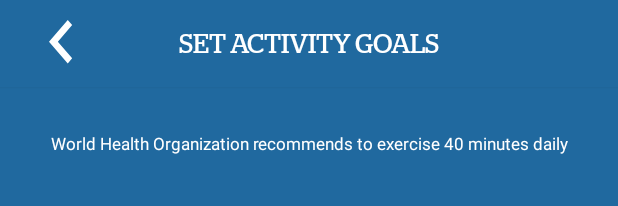
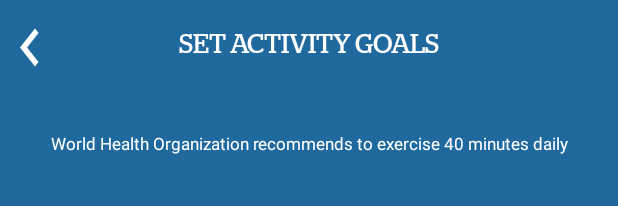
Before and after one commit to Jiteshw96/MobileHealthCareAgent-1, an Android app: the layout activity_set_goals.xml on its own in the app's theme, with its tools: preview values and no code run, on a phone screen of 412 x 824 dp. Shown: the top 206 px of the screen. Run offline under Robolectric (Android 15) with nearby library versions, the phone set to English and light mode, and no system bars; plain views replace NumberPicker.

Commit message:
"Trend Layout Updated"

```diff
--- a/app/src/main/res/layout/activity_set_goals.xml
+++ b/app/src/main/res/layout/activity_set_goals.xml
@@ -17,12 +17,16 @@
         app:layout_constraintHeight_percent="0.07"
         app:layout_constraintHorizontal_bias="0.0"
         app:layout_constraintStart_toStartOf="parent"
+        android:elevation="0dp"
         android:outlineSpotShadowColor="@color/transparent"
         app:layout_constraintTop_toTopOf="parent">
 
         <androidx.appcompat.widget.Toolbar
             android:layout_width="match_parent"
-            android:layout_height="match_parent">
+            android:layout_height="match_parent"
+            app:contentInsetLeft="0dp"
+            android:elevation="0dp"
+            app:contentInsetStart="0dp">
 
 
             <TextView
@@ -40,10 +44,12 @@
                 app:layout_constraintTop_toTopOf="parent" />
             <Button
                 android:id="@+id/button"
-                android:layout_width="50dp"
+                android:layout_width="40dp"
                 android:layout_height="match_parent"
                 android:layout_gravity="left"
                 android:gravity="left"
+                android:layout_marginTop="7dp"
+                style="@style/CustomButtonStyle"
                 android:background="@drawable/ic_back_btn_24dp"
                 android:pointerIcon="text" />
 
--- a/app/src/main/res/layout/fragment_distance_trend.xml
+++ b/app/src/main/res/layout/fragment_distance_trend.xml
@@ -17,6 +17,7 @@
             android:layout_width="match_parent"
             android:layout_height="0dp"
             android:background="@color/transparent"
+            android:elevation="0dp"
             android:outlineSpotShadowColor="@color/transparent"
             app:layout_constraintEnd_toEndOf="parent"
             app:layout_constraintHeight_percent="0.07"
@@ -28,6 +29,7 @@
                 android:layout_width="match_parent"
                 android:layout_height="match_parent"
                 app:contentInsetLeft="0dp"
+                android:elevation="0dp"
                 app:contentInsetStart="0dp">
 
                 <ImageView
@@ -43,6 +45,7 @@
                     android:layout_height="match_parent"
                     android:layout_gravity="left"
                     android:layout_marginTop="7dp"
+                    style="@style/CustomButtonStyle"
                     android:background="@drawable/ic_back_btn_72dp"
                     android:gravity="left"
                     android:pointerIcon="text" />
--- a/app/src/main/res/layout/fragment_heartpoint_trend.xml
+++ b/app/src/main/res/layout/fragment_heartpoint_trend.xml
@@ -19,6 +19,7 @@
             app:layout_constraintEnd_toEndOf="parent"
             app:layout_constraintHeight_percent="0.07"
             app:layout_constraintHorizontal_bias="0.0"
+            android:elevation="0dp"
             app:layout_constraintStart_toStartOf="parent"
             android:outlineSpotShadowColor="@color/transparent"
             app:layout_constraintTop_toTopOf="parent">
@@ -27,6 +28,7 @@
                 android:layout_width="match_parent"
                 android:layout_height="match_parent"
                 app:contentInsetLeft="0dp"
+                android:elevation="0dp"
                 app:contentInsetStart="0dp">
 
                 <ImageView
@@ -43,6 +45,7 @@
                     android:layout_gravity="left"
                     android:gravity="left"
                     android:layout_marginTop="7dp"
+                    style="@style/CustomButtonStyle"
                     android:background="@drawable/ic_back_btn_72dp"
                     android:pointerIcon="text" />
 
--- a/app/src/main/res/layout/fragment_trends.xml
+++ b/app/src/main/res/layout/fragment_trends.xml
@@ -22,12 +22,14 @@
             app:layout_constraintStart_toStartOf="parent"
             android:outlineAmbientShadowColor="@color/transparent"
             android:outlineSpotShadowColor="@color/transparent"
+            android:elevation="0dp"
             app:layout_constraintTop_toTopOf="parent">
 
             <androidx.appcompat.widget.Toolbar
                 android:layout_width="match_parent"
                 android:layout_height="match_parent"
                 app:contentInsetLeft="0dp"
+                android:elevation="0dp"
                 app:contentInsetStart="0dp">
 
                 <ImageView
@@ -44,6 +46,7 @@
                     android:layout_gravity="left"
                     android:gravity="left"
                     android:layout_marginTop="7dp"
+                    style="@style/CustomButtonStyle"
                     android:background="@drawable/ic_back_btn_72dp"
                     android:pointerIcon="text" />
 
```
